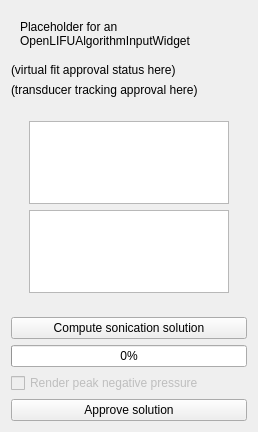
Before: the Qt Designer form OpenLIFUSonicationPlanner/Resources/UI/OpenLIFUSonicationPlanner.ui in arhowe00/SlicerOpenLIFU, drawn with Qt 5.
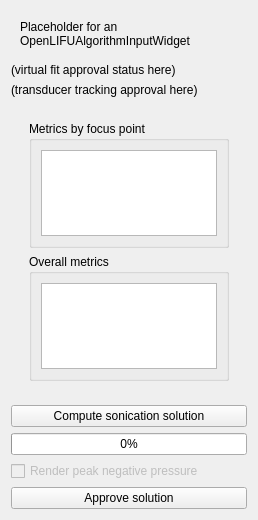
After: the same form once the commit is applied. The open tabs and pages were chosen to show the change. Custom widgets are drawn as their Qt base class.

Commit message:
Clean up solution analysis table appearance (#97)
* put the two tables into groupboxes with headings that explain them
* turn off verticalHeaderVisible for the tables since it's not needed

```diff
--- a/OpenLIFUSonicationPlanner/Resources/UI/OpenLIFUSonicationPlanner.ui
+++ b/OpenLIFUSonicationPlanner/Resources/UI/OpenLIFUSonicationPlanner.ui
@@ -7,7 +7,7 @@
     <x>0</x>
     <y>0</y>
     <width>258</width>
-    <height>432</height>
+    <height>520</height>
    </rect>
   </property>
   <layout class="QVBoxLayout" name="verticalLayout_2">
@@ -79,10 +79,36 @@
         <widget class="QWidget" name="analysisPage">
          <layout class="QVBoxLayout" name="verticalLayout_6">
           <item>
-           <widget class="QTableView" name="focusAnalysisTableView"/>
+           <widget class="QGroupBox" name="focusAnalysisGroupBox">
+            <property name="title">
+             <string>Metrics by focus point</string>
+            </property>
+            <layout class="QVBoxLayout" name="verticalLayout_8">
+             <item>
+              <widget class="QTableView" name="focusAnalysisTableView">
+               <attribute name="verticalHeaderVisible">
+                <bool>false</bool>
+               </attribute>
+              </widget>
+             </item>
+            </layout>
+           </widget>
           </item>
           <item>
-           <widget class="QTableView" name="globalAnalysisTableView"/>
+           <widget class="QGroupBox" name="globalAnalysisGroupBox">
+            <property name="title">
+             <string>Overall metrics</string>
+            </property>
+            <layout class="QVBoxLayout" name="verticalLayout_9">
+             <item>
+              <widget class="QTableView" name="globalAnalysisTableView">
+               <attribute name="verticalHeaderVisible">
+                <bool>false</bool>
+               </attribute>
+              </widget>
+             </item>
+            </layout>
+           </widget>
           </item>
          </layout>
         </widget>
```
